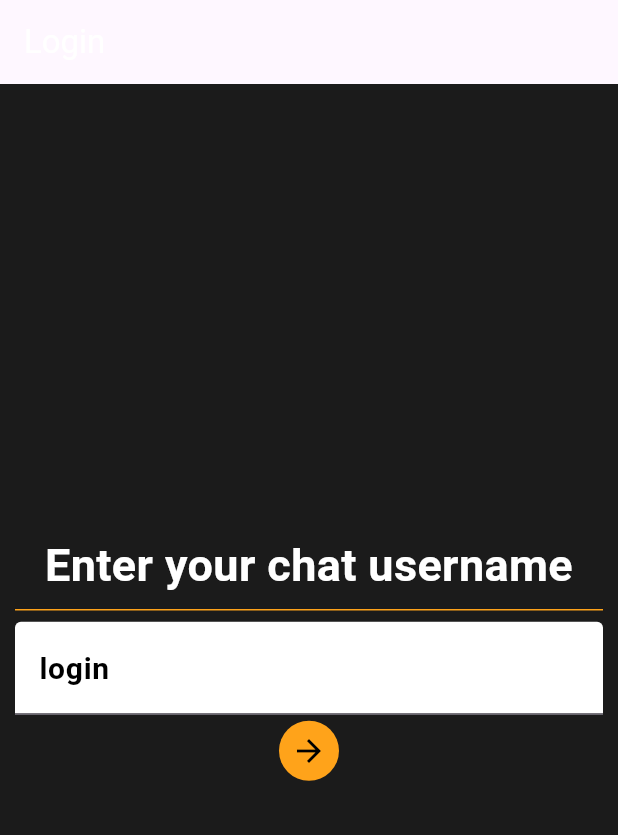
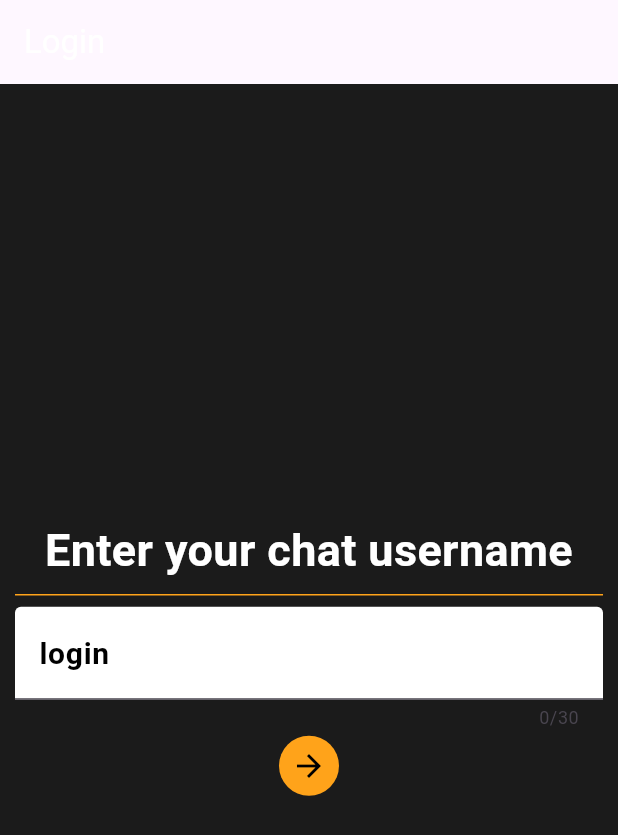
Before and after one commit to DonErnest/chat_demo, a Flutter app: the screen it shows after launch, on a phone screen of 412 x 824 dp. Shown: the top 835 px of the screen. Run offline on Flutter 3.47's test engine with Material 3 defaults, Android fonts, the phone set to English and light mode, and no system bars; missing offline and left inert: dart:ffi.

Commit message:
Corrected name of the project in readme, added username char max length and separate String not to check controller for new message

```diff
--- a/lib/screens/login_screen.dart
+++ b/lib/screens/login_screen.dart
@@ -29,7 +29,7 @@ class _LoginScreenState extends State<LoginScreen> {
           mainAxisAlignment: MainAxisAlignment.center,
           crossAxisAlignment: CrossAxisAlignment.center,
           children: [
-            Text(
+            const Text(
               "Enter your chat username",
               textAlign: TextAlign.center,
               style: TextStyle(
@@ -38,13 +38,14 @@ class _LoginScreenState extends State<LoginScreen> {
                 fontSize: 30,
               ),
             ),
-            Divider(
+            const Divider(
               color: Color.fromRGBO(255, 163, 26, 1),
             ),
             TextField(
               controller: _loginController,
               onChanged: (value) => setState(() => _newLogin = value),
               maxLines: 1,
+              maxLength: 30,
               style: TextStyle(color: Colors.black, fontSize: 20),
               decoration: const InputDecoration(
                 label: Text(
```
Also changed, not shown: lib/screens/messages_screen.dart (+24 -14 lines), 1 other file.
